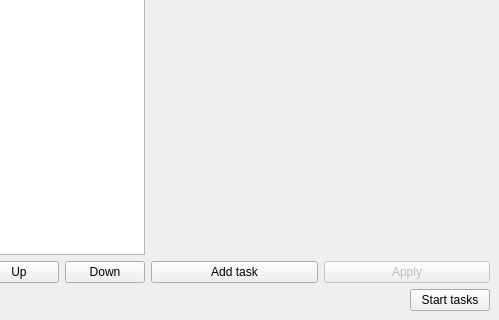
GRAPHENE9932/ImageUpscalerQt, file src/windows/imageupscalerqt.ui: the form before one commit; both pictures show x 203 to 702 and y 201 to 521 of the 702 by 521 pixel window.
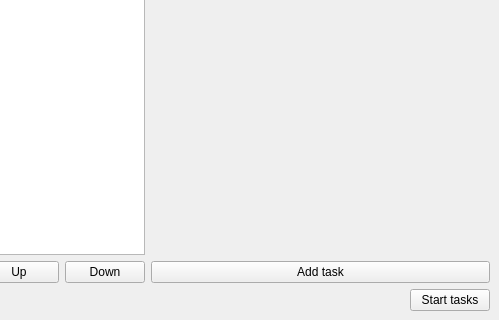
The form after the commit.

Commit message: Status label. Message box on exit TaskWaitingDialog

The edit to the form file:
```diff
--- a/src/windows/imageupscalerqt.ui
+++ b/src/windows/imageupscalerqt.ui
@@ -323,7 +323,7 @@
          </widget>
         </item>
         <item>
-         <layout class="QHBoxLayout" name="task_management_buttons_layout" stretch="1,1">
+         <layout class="QHBoxLayout" name="task_management_buttons_layout" stretch="1">
           <item>
            <widget class="QPushButton" name="add_task_button">
             <property name="text">
@@ -331,16 +331,6 @@
             </property>
            </widget>
           </item>
-          <item>
-           <widget class="QPushButton" name="apply_changes_button">
-            <property name="enabled">
-             <bool>false</bool>
-            </property>
-            <property name="text">
-             <string>Apply</string>
-            </property>
-           </widget>
-          </item>
          </layout>
         </item>
        </layout>
```
The commit also changes 3 other files.
